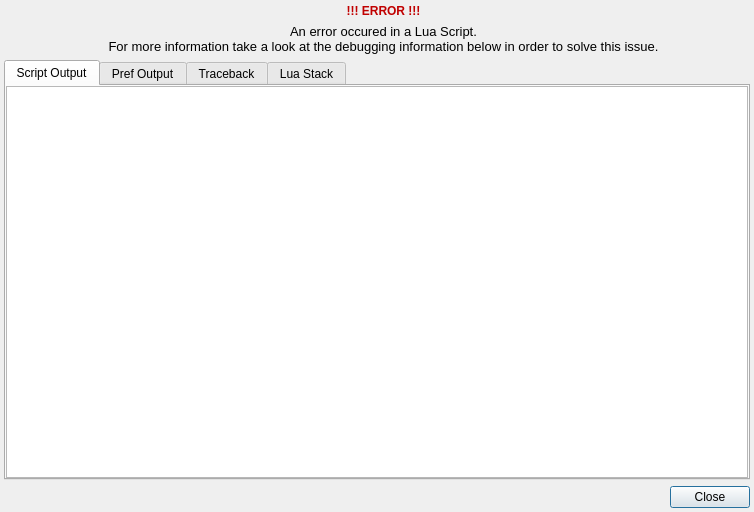
PREF/PREF, file debugdialog/debugdialog.ui: the form before one commit.
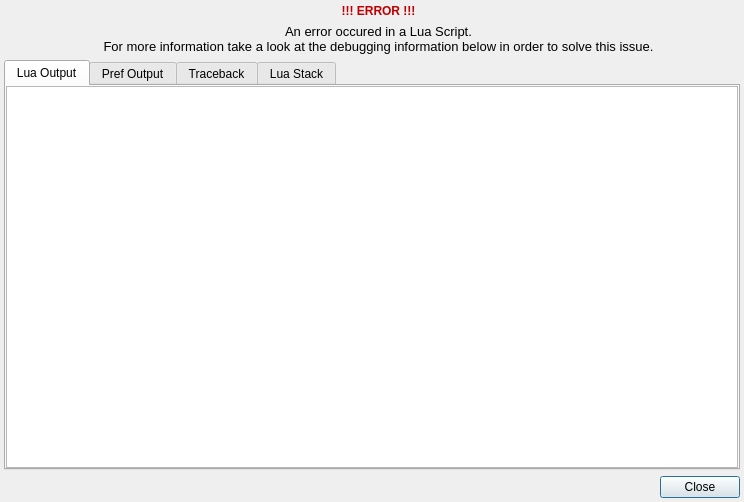
The form after the commit. Icons and pictures are not drawn.

```diff
--- a/debugdialog/debugdialog.ui
+++ b/debugdialog/debugdialog.ui
@@ -9,8 +9,8 @@
    <rect>
     <x>0</x>
     <y>0</y>
-    <width>754</width>
-    <height>512</height>
+    <width>744</width>
+    <height>502</height>
    </rect>
   </property>
   <property name="windowTitle">
@@ -65,7 +65,7 @@
      </property>
      <widget class="QWidget" name="tScriptOutput">
       <attribute name="title">
-       <string>Script Output</string>
+       <string>Lua Output</string>
       </attribute>
       <layout class="QVBoxLayout" name="verticalLayout_6">
        <property name="margin">
```
Left out of the diff: 6 changed lines with no effect on the pictures.
